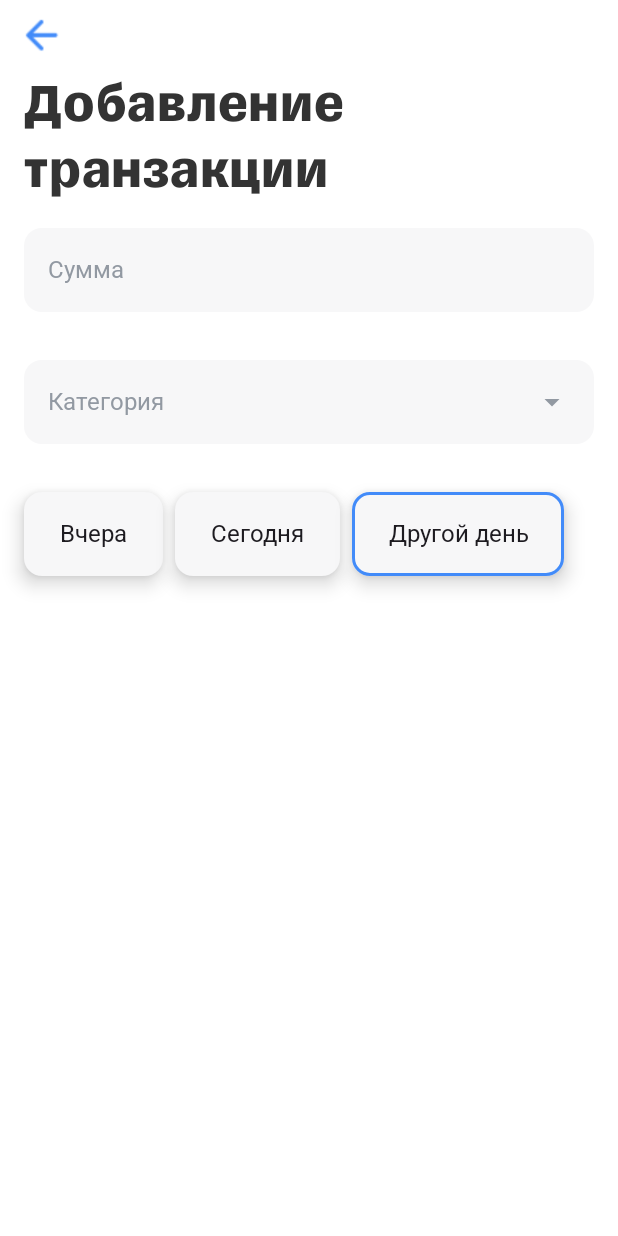
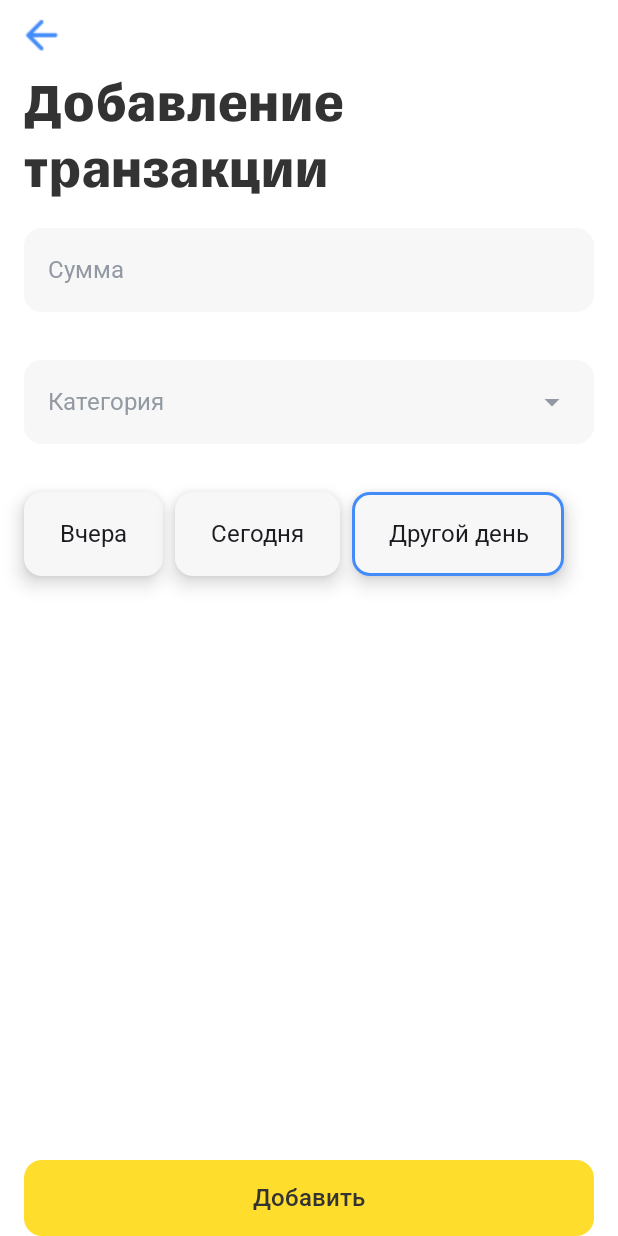
Before and after one commit to Nbveh25/T-Finance, an Android app built with Jetpack Compose: the composable AddingTransaction shown on its own in the app's theme, on a phone screen of 412 x 824 dp. Run offline under Robolectric (Android 15) with nearby library versions, the phone set to English and light mode, and no system bars; pictures from the network do not load.

Commit message:
adding transaction screen fix

```diff
--- a/app/src/main/java/ru/practice/t_finance/presentation/screens/addingTransaction/AddingTransaction.kt
+++ b/app/src/main/java/ru/practice/t_finance/presentation/screens/addingTransaction/AddingTransaction.kt
@@ -24,6 +24,7 @@ import androidx.compose.ui.text.input.KeyboardType
 import androidx.compose.ui.tooling.preview.Preview
 import androidx.compose.ui.unit.dp
 import ru.practice.t_finance.R
+import ru.practice.t_finance.presentation.components.CustomButton
 import ru.practice.t_finance.presentation.components.CustomSpinner
 import ru.practice.t_finance.presentation.components.CustomTextField
 import ru.practice.t_finance.presentation.components.DatePicker
@@ -39,11 +40,22 @@ fun AddingTransaction(
 ) {
     var selectedValue by remember { mutableStateOf("") }
     var selectedDate by remember { mutableStateOf("Другой день") }
-    val items = listOf("Продукты", "Коммунальные услуги", "Развлечения", "Транспорт", "Накопления", "Остальное")
+    val items = listOf(
+        "Продукты",
+        "Коммунальные услуги",
+        "Развлечения",
+        "Транспорт",
+        "Накопления",
+        "Остальное"
+    )
 
     Column(
         modifier = modifier
             .fillMaxSize()
+    ) {
+        Column(
+            modifier = Modifier
+                .weight(1f)
         ) {
             IconButton(
                 modifier = Modifier,
@@ -97,6 +109,16 @@ fun AddingTransaction(
                 }
             )
         }
+        CustomButton(
+            text = "Добавить",
+            modifier = Modifier
+                .fillMaxWidth()
+                .padding(horizontal = dimensionResource(R.dimen.horizontal_screen_padding)),
+            onClick = {
+
+            }
+        )
+    }
 }
 
 @Composable
```
Lines whose indentation alone changed are shown as unchanged.
